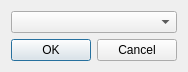
Old version of the form tool/accountdialog.ui in the repository wengxt/qcloud.
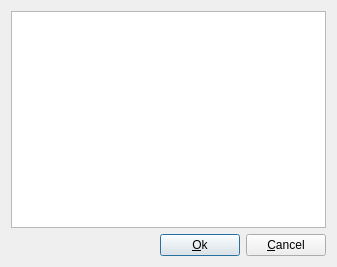
New version of the form. Icons and pictures are not drawn.

```diff
--- a/tool/accountdialog.ui
+++ b/tool/accountdialog.ui
@@ -6,8 +6,8 @@
    <rect>
     <x>0</x>
     <y>0</y>
-    <width>156</width>
-    <height>63</height>
+    <width>337</width>
+    <height>267</height>
    </rect>
   </property>
   <property name="sizePolicy">
@@ -21,17 +21,48 @@
   </property>
   <layout class="QVBoxLayout" name="verticalLayout">
    <item>
-    <widget class="QComboBox" name="accountComboxBox"/>
+    <widget class="QListView" name="backendView"/>
    </item>
    <item>
-    <widget class="QDialogButtonBox" name="buttonBox">
-     <property name="orientation">
-      <enum>Qt::Horizontal</enum>
-     </property>
-     <property name="standardButtons">
-      <set>QDialogButtonBox::Cancel|QDialogButtonBox::Ok</set>
-     </property>
-    </widget>
+    <layout class="QHBoxLayout" name="horizontalLayout">
+     <item>
+      <spacer name="horizontalSpacer">
+       <property name="orientation">
+        <enum>Qt::Horizontal</enum>
+       </property>
+       <property name="sizeHint" stdset="0">
+        <size>
+         <width>40</width>
+         <height>20</height>
+        </size>
+       </property>
+      </spacer>
+     </item>
+     <item>
+      <widget class="QPushButton" name="okButton">
+       <property name="text">
+        <string>&amp;Ok</string>
+       </property>
+       <property name="icon">
+        <iconset theme="dialog-ok">
+         <normaloff/>
+        </iconset>
+       </property>
+      </widget>
+     </item>
+     <item>
+      <widget class="QPushButton" name="cancelButton">
+       <property name="text">
+        <string>&amp;Cancel</string>
+       </property>
+       <property name="icon">
+        <iconset theme="dialog-cancel">
+         <normaloff/>
+        </iconset>
+       </property>
+      </widget>
+     </item>
+    </layout>
    </item>
   </layout>
  </widget>
```
Left out of the diff: 35 changed lines with no effect on the pictures.
